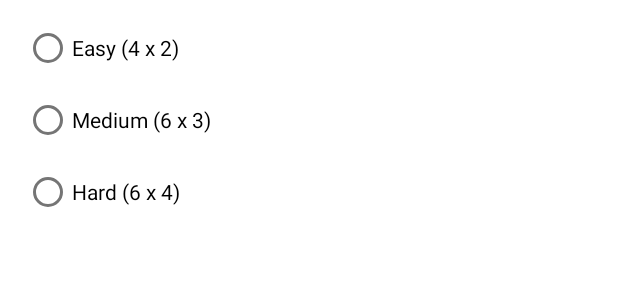
After one commit to ivan-tiutin/android-my-memory-app, an Android app: the layout dialog_board_size.xml on its own in the app's theme, with its tools: preview values and no code run, on a phone screen of 412 x 824 dp. The commit adds this screen. Shown: the top 300 px of the screen. Run offline under Robolectric (Android 15) with nearby library versions, the phone set to English and light mode, and no system bars.

Commit message:
Added a logic to choose the size of the game

```diff
--- a/app/src/main/res/drawable/ic_refresh.xml
+++ b/app/src/main/res/drawable/ic_refresh.xml
@@ -1,4 +1,4 @@
-<vector android:height="24dp" android:tint="#808080"
+<vector android:height="24dp" android:tint="#FFF"
     android:viewportHeight="24" android:viewportWidth="24"
     android:width="24dp" xmlns:android="http://schemas.android.com/apk/res/android">
     <path android:fillColor="@android:color/white" android:pathData="M17.65,6.35C16.2,4.9 14.21,4 12,4c-4.42,0 -7.99,3.58 -7.99,8s3.57,8 7.99,8c3.73,0 6.84,-2.55 7.73,-6h-2.08c-0.82,2.33 -3.04,4 -5.65,4 -3.31,0 -6,-2.69 -6,-6s2.69,-6 6,-6c1.66,0 3.14,0.69 4.22,1.78L13,11h7V4l-2.35,2.35z"/>
--- /dev/null
+++ b/app/src/main/res/layout/dialog_board_size.xml
@@ -0,0 +1,37 @@
+<?xml version="1.0" encoding="utf-8"?>
+<androidx.constraintlayout.widget.ConstraintLayout xmlns:android="http://schemas.android.com/apk/res/android"
+    xmlns:app="http://schemas.android.com/apk/res-auto"
+    xmlns:tools="http://schemas.android.com/tools"
+    android:layout_width="match_parent"
+    android:layout_height="match_parent">
+
+    <RadioGroup
+        android:id="@+id/radioGroup"
+        android:layout_width="0dp"
+        android:layout_height="wrap_content"
+        android:layout_marginStart="16dp"
+        android:layout_marginTop="8dp"
+        android:layout_marginEnd="16dp"
+        app:layout_constraintEnd_toEndOf="parent"
+        app:layout_constraintStart_toStartOf="parent"
+        app:layout_constraintTop_toTopOf="parent">
+
+        <RadioButton
+            android:id="@+id/rbEasy"
+            android:layout_width="match_parent"
+            android:layout_height="wrap_content"
+            android:text="Easy (4 x 2)" />
+
+        <RadioButton
+            android:id="@+id/rbMedium"
+            android:layout_width="match_parent"
+            android:layout_height="wrap_content"
+            android:text="Medium (6 x 3)" />
+
+        <RadioButton
+            android:id="@+id/rbHard"
+            android:layout_width="match_parent"
+            android:layout_height="wrap_content"
+            android:text="Hard (6 x 4) " />
+    </RadioGroup>
+</androidx.constraintlayout.widget.ConstraintLayout>
--- a/app/src/main/res/menu/menu_main.xml
+++ b/app/src/main/res/menu/menu_main.xml
@@ -7,4 +7,9 @@
         android:icon="@drawable/ic_refresh"
         android:title="Refresh"
         app:showAsAction="always" />
+    <item
+        android:id="@+id/mi_new_size"
+        android:title="Choose new size "
+        app:showAsAction="never" />
+
 </menu>
--- a/app/src/main/res/values/themes.xml
+++ b/app/src/main/res/values/themes.xml
@@ -1,6 +1,6 @@
 <resources xmlns:tools="http://schemas.android.com/tools">
     <!-- Base application theme. -->
-    <style name="Base.Theme.MyMemory" parent="Theme.MaterialComponents.DayNight.Bridge">
+    <style name="Base.Theme.MyMemory" parent="Theme.MaterialComponents.DayNight.DarkActionBar">
         <!-- Customize your light theme here. -->
         <!-- <item name="colorPrimary">@color/my_light_primary</item> -->
     </style>
```
Also changed, not shown: app/src/main/java/com/example/mymemory/MainActivity.kt (+56 -6 lines).
